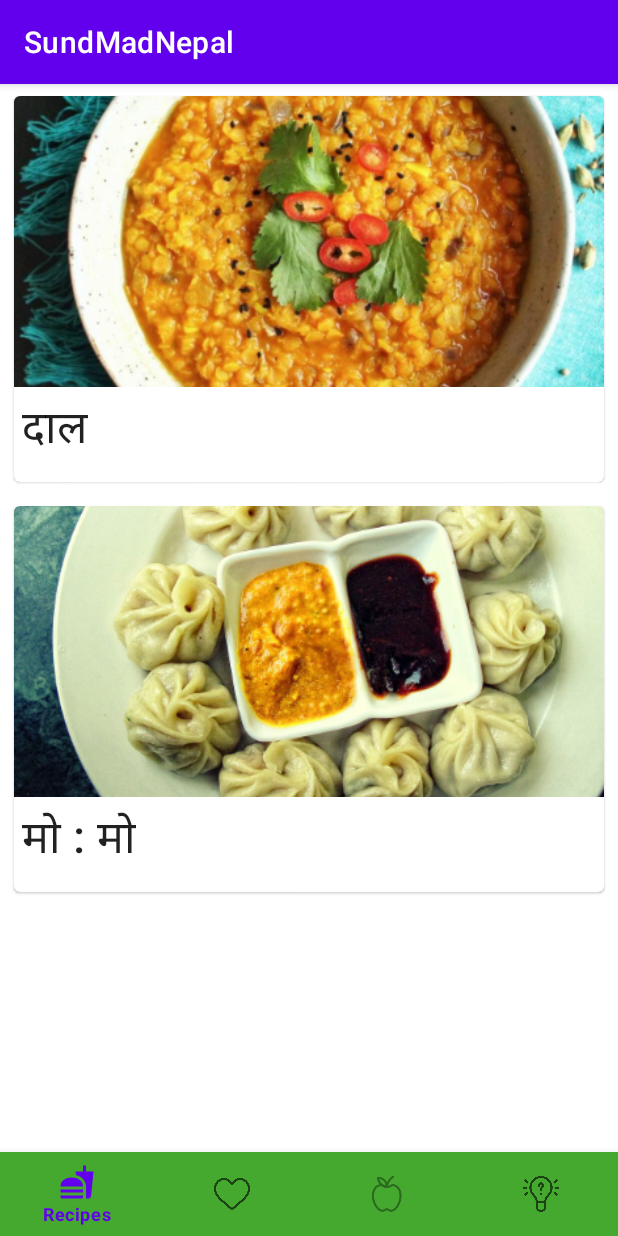
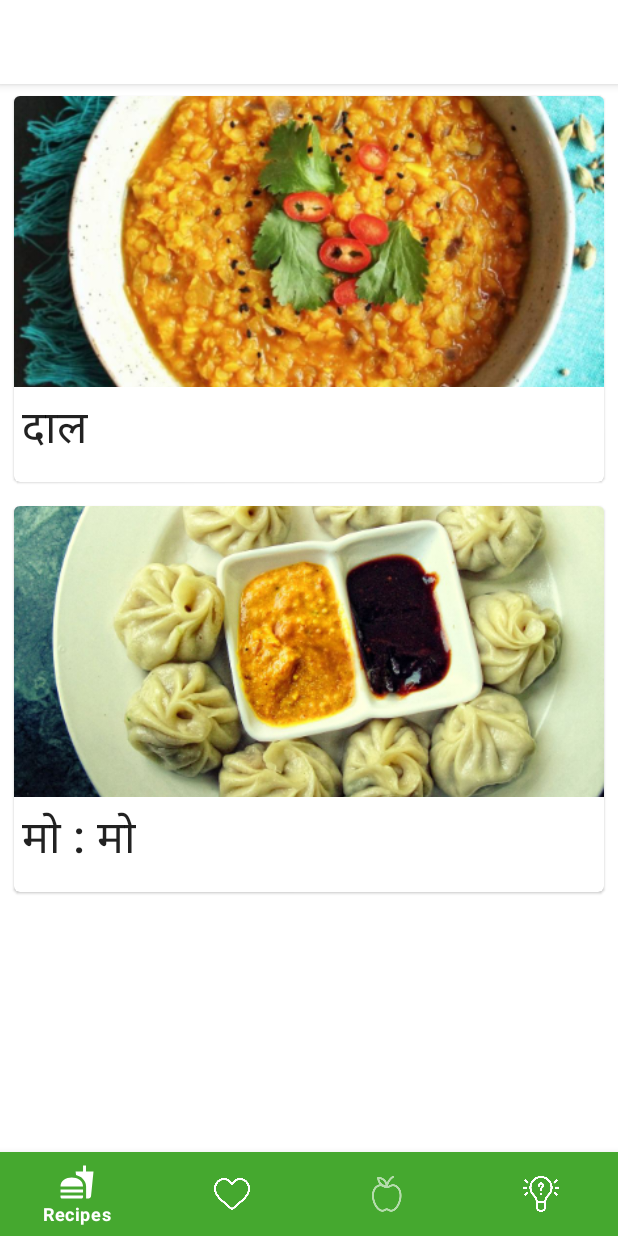
Before and after one commit to Azeliah/nepal-app, an Android app: the screen it shows after launch (MainActivity), on a phone screen of 412 x 824 dp. Run offline under Robolectric (Android 15) with nearby library versions, the light colour scheme and no system bars; our stand-ins replace navigation-ui.

Commit message:
Changed colors of bottom navigation bar

```diff
--- /dev/null
+++ b/app/src/main/res/drawable/bottom_navigation_selector.xml
@@ -0,0 +1,5 @@
+<?xml version="1.0" encoding="utf-8"?>
+<selector xmlns:android="http://schemas.android.com/apk/res/android">
+    <item android:state_checked="true" android:color="@color/white" />
+    <item android:color="@color/white" />
+</selector>
--- a/app/src/main/res/layout/activity_main.xml
+++ b/app/src/main/res/layout/activity_main.xml
@@ -39,7 +39,8 @@
             app:layout_constraintBottom_toBottomOf="parent"
             app:layout_constraintLeft_toLeftOf="parent"
             app:layout_constraintRight_toRightOf="parent"
-            app:menu="@menu/bottom_menu">
+            app:menu="@menu/bottom_menu"
+            app:itemIconTint="@drawable/bottom_navigation_selector">
 
         </com.google.android.material.bottomnavigation.BottomNavigationView>
 
--- a/app/src/main/res/values/themes.xml
+++ b/app/src/main/res/values/themes.xml
@@ -2,7 +2,7 @@
     <!-- Base application theme. -->
     <style name="Theme.SundMadNepal" parent="Theme.MaterialComponents.DayNight.DarkActionBar">
         <!-- Primary brand color. -->
-        <item name="colorPrimary">@color/purple_500</item>
+        <item name="colorPrimary">@color/white</item>
         <item name="colorPrimaryVariant">@color/purple_700</item>
         <item name="colorOnPrimary">@color/white</item>
         <!-- Secondary brand color. -->
```
